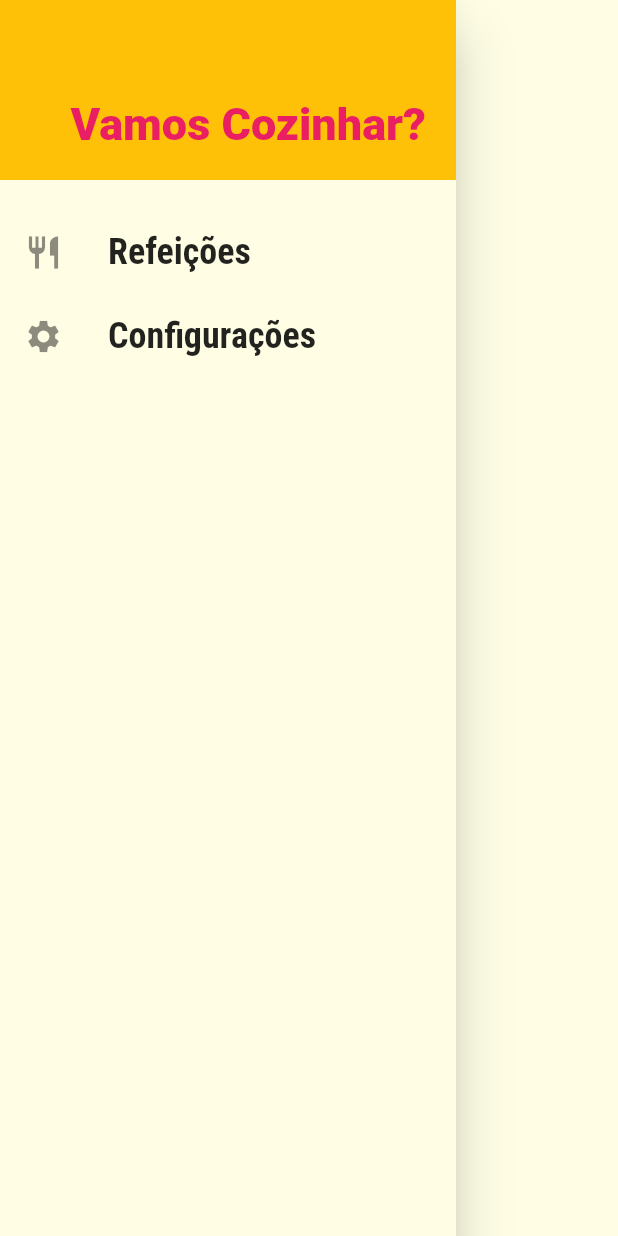
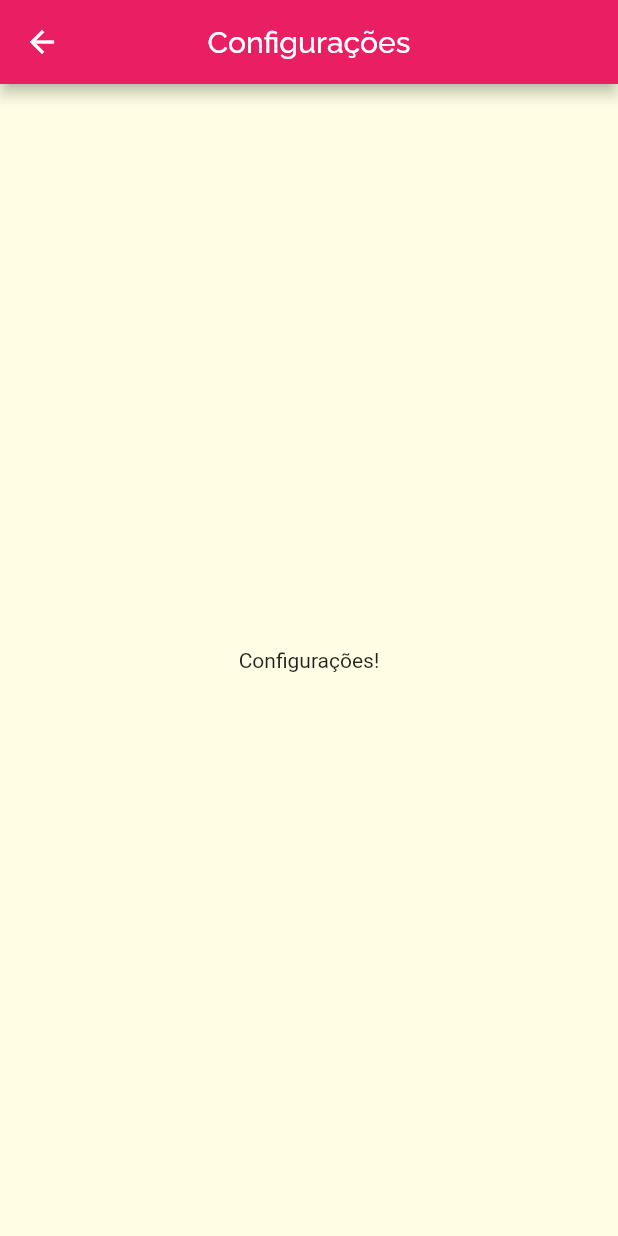
Before and after one commit to divinor07/meals, a Flutter app: the MainDrawer widget shown alone on an empty page, opened directly, after a tap on "Configurações", on a phone screen of 412 x 824 dp. Run offline on Flutter 3.47's test engine with Material 2 defaults, Android fonts, the phone set to English and light mode, and no system bars; network calls fail.

Commit message:
Adding links in Drawer

```diff
--- a/lib/components/main_drawer.dart
+++ b/lib/components/main_drawer.dart
@@ -1,7 +1,8 @@
 import 'package:flutter/material.dart';
+import 'package:meals/utils/app_routes.dart';
 
 class MainDrawer extends StatelessWidget {
-  Widget _createItem(IconData icon, String label) {
+  Widget _createItem(IconData icon, String label, Function onTap) {
     return ListTile(
       leading: Icon(icon, size: 26),
       title: Text(
@@ -12,7 +13,7 @@ class MainDrawer extends StatelessWidget {
           fontWeight: FontWeight.bold,
         ),
       ),
-      onTap: () {},
+      onTap: onTap,
     );
   }
 
@@ -37,8 +38,16 @@ class MainDrawer extends StatelessWidget {
             ),
           ),
           SizedBox(height: 20),
-          _createItem(Icons.restaurant, 'Refeições'),
-          _createItem(Icons.settings, 'Configurações'),
+          _createItem(
+            Icons.restaurant,
+            'Refeições',
+            () => Navigator.of(context).pushNamed(AppRoutes.HOME),
+          ),
+          _createItem(
+            Icons.settings,
+            'Configurações',
+            () => Navigator.of(context).pushNamed(AppRoutes.SETTINGS),
+          ),
         ],
       ),
     );
--- a/lib/main.dart
+++ b/lib/main.dart
@@ -1,8 +1,8 @@
 import 'package:flutter/material.dart';
 import 'package:meals/screens/categories_meals_screen.dart';
 import 'package:meals/screens/meal_detail_screen.dart';
+import 'package:meals/screens/settings_screen.dart';
 import 'package:meals/screens/tabs_screen.dart';
-import 'screens/categories_screen.dart';
 import 'utils/app_routes.dart';
 
 void main() => runApp(MyApp());
@@ -29,6 +29,7 @@ class MyApp extends StatelessWidget {
         AppRoutes.HOME: (ctx) => TabsScreen(),
         AppRoutes.CATEGORIES_MEALS: (ctx) => CategoriesMealsScreen(),
         AppRoutes.MEAL_DETAIL: (ctx) => MealDetailScreen(),
+        AppRoutes.SETTINGS: (ctx) => SettingsScreen(),
       },
     );
   }
--- /dev/null
+++ b/lib/screens/settings_screen.dart
@@ -0,0 +1,16 @@
+import 'package:flutter/material.dart';
+
+class SettingsScreen extends StatelessWidget {
+  @override
+  Widget build(BuildContext context) {
+    return Scaffold(
+      appBar: AppBar(
+        title: Text('Configurações'),
+        centerTitle: true,
+      ),
+      body: Center(
+        child: Text('Configurações!'),
+      ),
+    );
+  }
+}
--- a/lib/utils/app_routes.dart
+++ b/lib/utils/app_routes.dart
@@ -2,4 +2,5 @@ class AppRoutes {
   static const HOME = '/';
   static const CATEGORIES_MEALS = '/categories-meals';
   static const MEAL_DETAIL = '/meal-detail';
+  static const SETTINGS = '/settings';
 }
```
